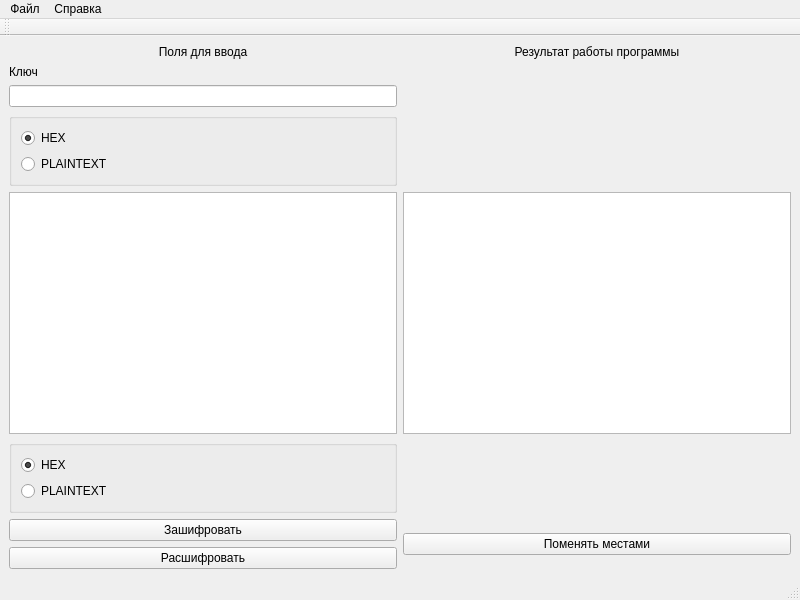
This is mainwindow.ui in ilya4743/Twofish as Qt 5 draws it before an edit. The edited form follows.
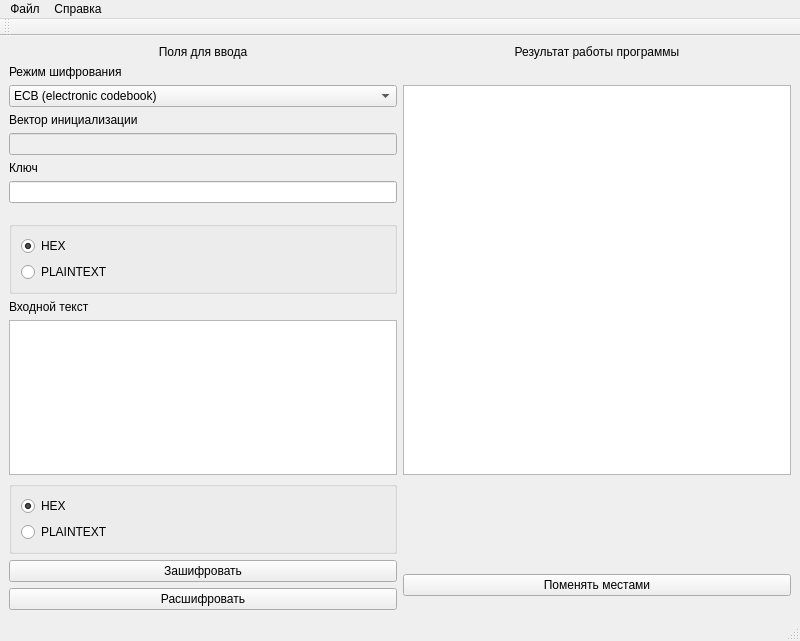
This is the edited form.

What changed in the file:
```diff
--- a/mainwindow.ui
+++ b/mainwindow.ui
@@ -7,7 +7,7 @@
     <x>0</x>
     <y>0</y>
     <width>800</width>
-    <height>600</height>
+    <height>641</height>
    </rect>
   </property>
   <property name="windowTitle">
@@ -17,7 +17,61 @@
    <layout class="QGridLayout" name="gridLayout_3">
     <item row="0" column="0">
      <layout class="QGridLayout" name="gridLayout_2">
-      <item row="5" column="0" rowspan="2">
+      <item row="14" column="0" rowspan="2">
+       <widget class="QGroupBox" name="groupBox_2">
+        <property name="title">
+         <string/>
+        </property>
+        <layout class="QVBoxLayout" name="verticalLayout_2">
+         <item>
+          <widget class="QRadioButton" name="radioButton_2">
+           <property name="text">
+            <string>HEX</string>
+           </property>
+           <property name="checked">
+            <bool>true</bool>
+           </property>
+          </widget>
+         </item>
+         <item>
+          <widget class="QRadioButton" name="radioButton">
+           <property name="text">
+            <string>PLAINTEXT</string>
+           </property>
+          </widget>
+         </item>
+        </layout>
+       </widget>
+      </item>
+      <item row="19" column="0">
+       <widget class="QPushButton" name="pushButton_2">
+        <property name="text">
+         <string>Расшифровать</string>
+        </property>
+       </widget>
+      </item>
+      <item row="1" column="0">
+       <widget class="QLabel" name="label_4">
+        <property name="text">
+         <string>Режим шифрования</string>
+        </property>
+       </widget>
+      </item>
+      <item row="18" column="1" rowspan="2">
+       <widget class="QPushButton" name="pushButton_3">
+        <property name="text">
+         <string>Поменять местами</string>
+        </property>
+       </widget>
+      </item>
+      <item row="18" column="0">
+       <widget class="QPushButton" name="pushButton">
+        <property name="text">
+         <string>Зашифровать</string>
+        </property>
+       </widget>
+      </item>
+      <item row="9" column="0" rowspan="2">
        <widget class="QGroupBox" name="groupBox">
         <property name="title">
          <string/>
@@ -43,10 +97,42 @@
         </layout>
        </widget>
       </item>
-      <item row="13" column="0">
-       <widget class="QPushButton" name="pushButton_2">
+      <item row="6" column="0">
+       <widget class="QLineEdit" name="lineEdit"/>
+      </item>
+      <item row="0" column="1">
+       <widget class="QLabel" name="label_2">
         <property name="text">
-         <string>Расшифровать</string>
+         <string>Результат работы программы</string>
+        </property>
+        <property name="alignment">
+         <set>Qt::AlignCenter</set>
+        </property>
+       </widget>
+      </item>
+      <item row="2" column="0">
+       <widget class="QComboBox" name="comboBox">
+        <item>
+         <property name="text">
+          <string>ECB (electronic codebook)</string>
+         </property>
+        </item>
+        <item>
+         <property name="text">
+          <string>CBC (cipher block chaining)</string>
+         </property>
+        </item>
+        <item>
+         <property name="text">
+          <string>CFB (cipher feedback)</string>
+         </property>
+        </item>
+       </widget>
+      </item>
+      <item row="4" column="0">
+       <widget class="QLineEdit" name="lineEdit_2">
+        <property name="enabled">
+         <bool>false</bool>
         </property>
        </widget>
       </item>
@@ -63,71 +149,32 @@
         </property>
        </widget>
       </item>
-      <item row="8" column="1">
-       <widget class="QPlainTextEdit" name="plainTextEdit_2"/>
-      </item>
       <item row="12" column="0">
-       <widget class="QPushButton" name="pushButton">
+       <widget class="QPlainTextEdit" name="plainTextEdit"/>
+      </item>
+      <item row="11" column="0">
+       <widget class="QLabel" name="label_5">
         <property name="text">
-         <string>Зашифровать</string>
+         <string>Входной текст</string>
         </property>
        </widget>
       </item>
-      <item row="1" column="0">
+      <item row="5" column="0">
        <widget class="QLabel" name="label_3">
         <property name="text">
          <string>Ключ</string>
         </property>
        </widget>
       </item>
-      <item row="2" column="0">
-       <widget class="QLineEdit" name="lineEdit"/>
-      </item>
-      <item row="8" column="0">
-       <widget class="QPlainTextEdit" name="plainTextEdit"/>
-      </item>
-      <item row="0" column="1">
-       <widget class="QLabel" name="label_2">
+      <item row="3" column="0">
+       <widget class="QLabel" name="label_6">
         <property name="text">
-         <string>Результат работы программы</string>
+         <string>Вектор инициализации</string>
         </property>
-        <property name="alignment">
-         <set>Qt::AlignCenter</set>
-        </property>
        </widget>
       </item>
-      <item row="12" column="1" rowspan="2">
-       <widget class="QPushButton" name="pushButton_3">
-        <property name="text">
-         <string>Поменять местами</string>
-        </property>
-       </widget>
-      </item>
-      <item row="10" column="0" rowspan="2">
-       <widget class="QGroupBox" name="groupBox_2">
-        <property name="title">
-         <string/>
-        </property>
-        <layout class="QVBoxLayout" name="verticalLayout_2">
-         <item>
-          <widget class="QRadioButton" name="radioButton_2">
-           <property name="text">
-            <string>HEX</string>
-           </property>
-           <property name="checked">
-            <bool>true</bool>
-           </property>
-          </widget>
-         </item>
-         <item>
-          <widget class="QRadioButton" name="radioButton">
-           <property name="text">
-            <string>PLAINTEXT</string>
-           </property>
-          </widget>
-         </item>
-        </layout>
-       </widget>
+      <item row="2" column="1" rowspan="11">
+       <widget class="QPlainTextEdit" name="plainTextEdit_2"/>
       </item>
      </layout>
     </item>
```
